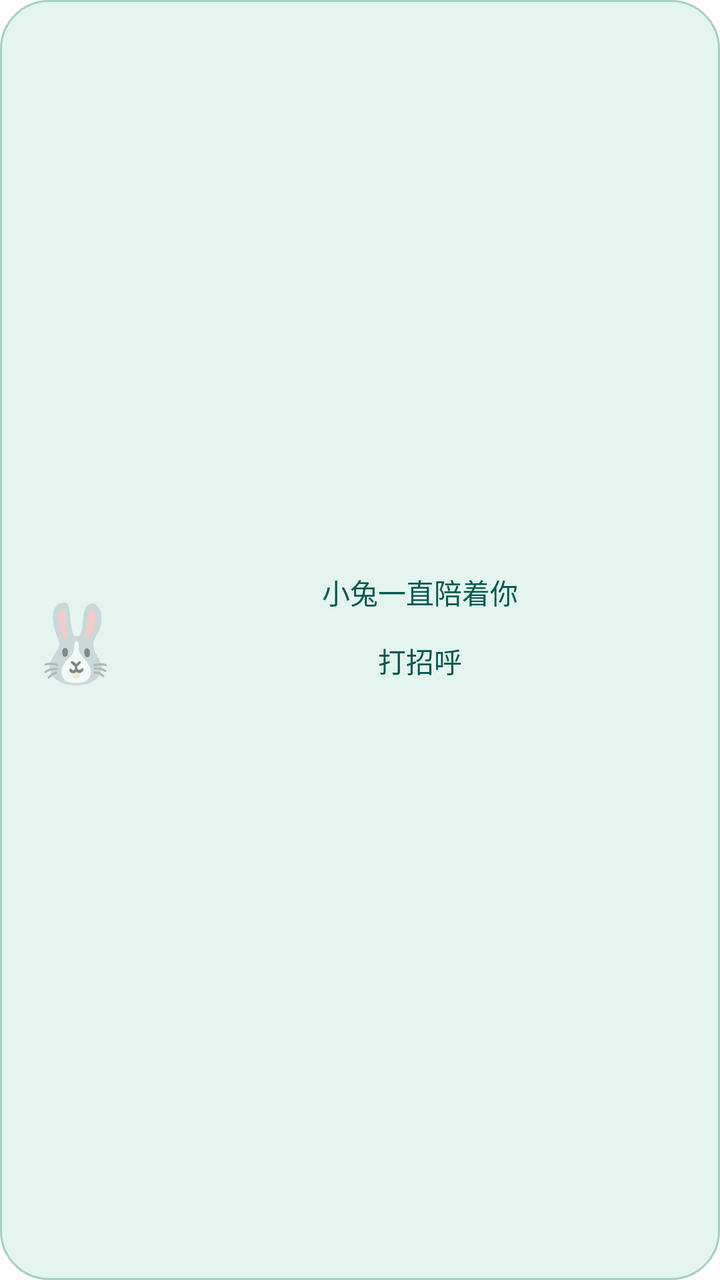
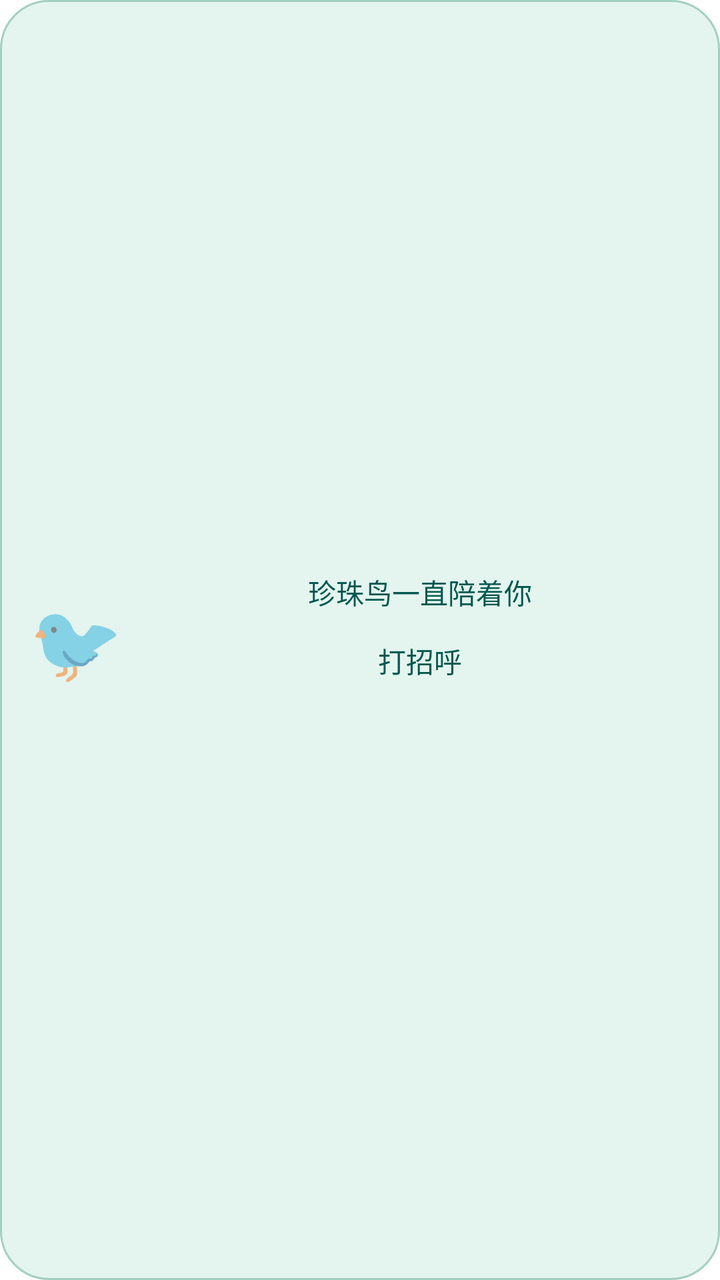

The first picture is an Android layout as it rendered before a commit; the second is the same layout after the commit. The layout source and the unified diff follow.
<!-- AndroidManifest.xml: fallback theme Theme.MaterialComponents.DayNight.NoActionBar -->
<!-- res/layout/desktop_pet_widget.xml -->
<?xml version="1.0" encoding="utf-8"?>
<LinearLayout xmlns:android="http://schemas.android.com/apk/res/android"
    android:id="@+id/pet_widget_root"
    android:layout_width="match_parent" android:layout_height="match_parent"
    android:orientation="horizontal" android:gravity="center_vertical"
    android:padding="8dp" android:background="@drawable/desktop_pet_background">
    <TextView android:id="@+id/pet_avatar"
        android:layout_width="60dp" android:layout_height="match_parent"
        android:gravity="center" android:text="🐰" android:textSize="38sp"
        android:contentDescription="小兔，点击打开 MediLens" />
    <LinearLayout android:layout_width="0dp" android:layout_weight="1"
        android:layout_height="wrap_content" android:orientation="vertical" android:gravity="center">
        <TextView android:id="@+id/pet_caption"
            android:layout_width="match_parent" android:layout_height="wrap_content"
            android:gravity="center" android:text="小兔一直陪着你"
            android:textColor="#00584F" android:textSize="14sp" android:maxLines="3" />
        <TextView android:id="@+id/pet_greet_button"
            android:layout_width="match_parent" android:layout_height="48dp"
            android:gravity="center" android:text="打招呼"
            android:textColor="#00584F" android:textSize="14sp"
            android:background="?android:attr/selectableItemBackground"
            android:contentDescription="和小兔打招呼，只更新陪伴文字" />
    </LinearLayout>
</LinearLayout>
<!-- resources referenced by this layout -->
<resources>
  <!-- drawable desktop_pet_background (drawable) -->
  <?xml version="1.0" encoding="utf-8"?>
  <shape xmlns:android="http://schemas.android.com/apk/res/android">
      <solid android:color="#E4F4EE" />
      <corners android:radius="24dp" />
      <stroke android:width="1dp" android:color="#A4CFC3" />
  </shape>
</resources>

<!-- the commit's change to res/layout/desktop_pet_widget.xml (unified diff, before → after) -->
@@ -6,19 +6,19 @@
     android:padding="8dp" android:background="@drawable/desktop_pet_background">
     <TextView android:id="@+id/pet_avatar"
         android:layout_width="60dp" android:layout_height="match_parent"
-        android:gravity="center" android:text="🐰" android:textSize="38sp"
-        android:contentDescription="小兔，点击打开 MediLens" />
+        android:gravity="center" android:text="🐦" android:textSize="38sp"
+        android:contentDescription="珍珠鸟，点击打开 MediLens" />
     <LinearLayout android:layout_width="0dp" android:layout_weight="1"
         android:layout_height="wrap_content" android:orientation="vertical" android:gravity="center">
         <TextView android:id="@+id/pet_caption"
             android:layout_width="match_parent" android:layout_height="wrap_content"
-            android:gravity="center" android:text="小兔一直陪着你"
+            android:gravity="center" android:text="珍珠鸟一直陪着你"
             android:textColor="#00584F" android:textSize="14sp" android:maxLines="3" />
         <TextView android:id="@+id/pet_greet_button"
             android:layout_width="match_parent" android:layout_height="48dp"
             android:gravity="center" android:text="打招呼"
             android:textColor="#00584F" android:textSize="14sp"
             android:background="?android:attr/selectableItemBackground"
-            android:contentDescription="和小兔打招呼，只更新陪伴文字" />
+            android:contentDescription="和珍珠鸟打招呼，只更新陪伴文字" />
     </LinearLayout>
 </LinearLayout>
